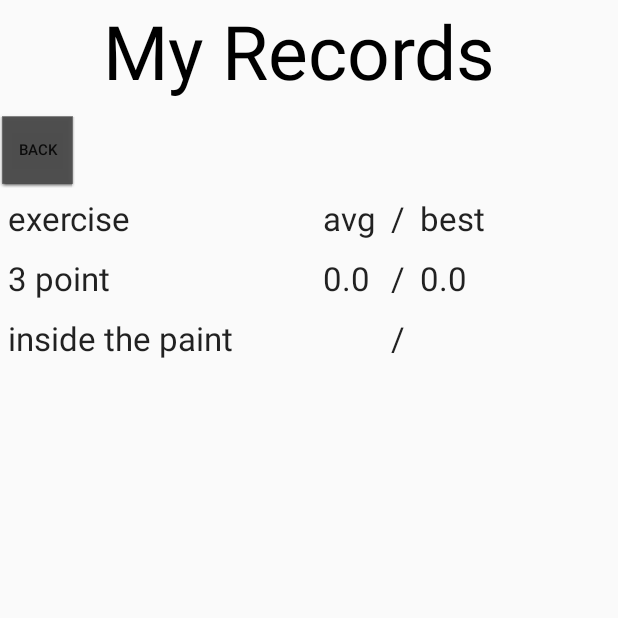
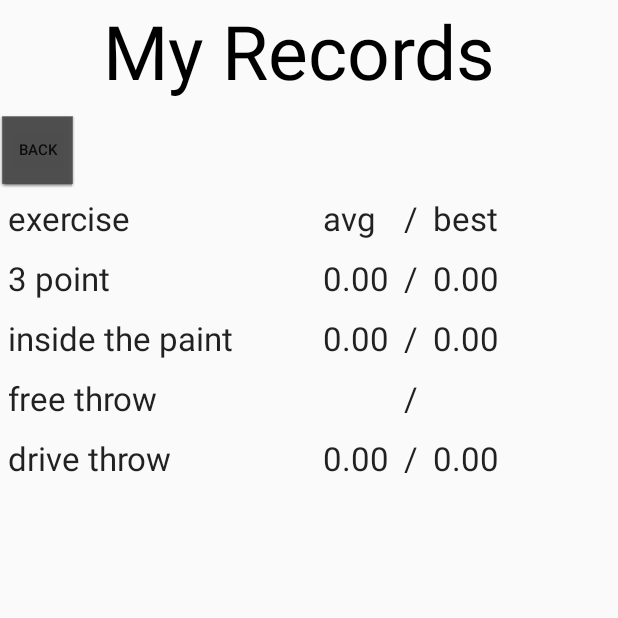
Before and after one commit to uri-karpenkop/basketball, an Android app: the HighestRecordsActivity screen opened directly, with no data from a screen before it, on a phone screen of 412 x 824 dp, the top half of it. Run offline under Robolectric (Android 15) with nearby library versions, the phone set to English and light mode, and no system bars.

Commit message:
git ignore 2

```diff
--- a/app/src/main/java/com/example/basketballtrain/HighestRecordsActivity.java
+++ b/app/src/main/java/com/example/basketballtrain/HighestRecordsActivity.java
@@ -7,12 +7,13 @@ import android.widget.TextView;
 import androidx.appcompat.app.AppCompatActivity;
 
 import com.example.basketballtrain.db.ShootingWorkoutHelper;
+import com.example.basketballtrain.db.WorkoutDBHelper;
 
 public class HighestRecordsActivity extends AppCompatActivity {
 
     Button btnBack;
-    TextView tv3PointAvg, tv3PointBest, tvPaintThrowAvg, tvPaintThrowBest;
-    ShootingWorkoutHelper dbHelper;
+    TextView tv3PointAvg, tv3PointBest, tvPaintThrowAvg, tvPaintThrowBest, tvFreeThrowAvg, tvFreeThrowBest, tvDriveThrowAvg, tvDriveThrowBest;
+    WorkoutDBHelper dbHelper;
 
     @Override
     protected void onCreate(Bundle savedInstanceState) {
@@ -28,26 +29,54 @@ public class HighestRecordsActivity extends AppCompatActivity {
                 }
             }
         });
-        dbHelper = new ShootingWorkoutHelper(this);
+        dbHelper = new WorkoutDBHelper(this);
 
         tv3PointAvg = (TextView)findViewById(R.id.tv3PointAvg);
-        tv3PointAvg.setText(get3PointAvg().toString());
+        Double threePointAvg = getAvg(ShootingWorkoutHelper.COLUMN_THREE_THROW, ShootingWorkoutHelper.TABLE_SHOOTING_WORKOUTS);
+        tv3PointAvg.setText(String.format("%.2f", threePointAvg));
 
         tv3PointBest = (TextView)findViewById(R.id.tv3PointBest);
-        tv3PointBest.setText(get3PointBest().toString());
+        Double threePointBest = getBest(ShootingWorkoutHelper.COLUMN_THREE_THROW, ShootingWorkoutHelper.TABLE_SHOOTING_WORKOUTS);
+        tv3PointBest.setText(String.format("%.2f", threePointBest));
+
+        tvPaintThrowAvg = (TextView)findViewById(R.id.tvInsideThePaintAvg);
+        Double paintThrowAvg = getAvg(ShootingWorkoutHelper.COLUMN_INSIDE_PAINT_THROW, ShootingWorkoutHelper.TABLE_SHOOTING_WORKOUTS);
+        tvPaintThrowAvg.setText(String.format("%.2f", paintThrowAvg));
+
+        tvPaintThrowBest = (TextView)findViewById(R.id.tvInsideThePaintBest);
+        Double paintThrowBest = getBest(ShootingWorkoutHelper.COLUMN_INSIDE_PAINT_THROW, ShootingWorkoutHelper.TABLE_SHOOTING_WORKOUTS);
+        tvPaintThrowBest.setText(String.format("%.2f", paintThrowBest));
+
+        tvFreeThrowAvg = (TextView)findViewById(R.id.tvFreeThrowAvg);
+        Double freeThrowAvg = getAvg(ShootingWorkoutHelper.COLUMN_INSIDE_PAINT_THROW, ShootingWorkoutHelper.TABLE_SHOOTING_WORKOUTS);
+        tvPaintThrowAvg.setText(String.format("%.2f", freeThrowAvg));
+
+        tvFreeThrowBest = (TextView)findViewById(R.id.tvFreeThrowBest);
+        Double freeThrowBest = getBest(ShootingWorkoutHelper.COLUMN_INSIDE_PAINT_THROW, ShootingWorkoutHelper.TABLE_SHOOTING_WORKOUTS);
+        tvPaintThrowBest.setText(String.format("%.2f", freeThrowBest));
+
+        tvDriveThrowAvg = (TextView)findViewById(R.id.tvDriveThrowAvg);
+        Double driveThrowAvg = getAvg(ShootingWorkoutHelper.COLUMN_INSIDE_PAINT_THROW, ShootingWorkoutHelper.TABLE_SHOOTING_WORKOUTS);
+        tvDriveThrowAvg.setText(String.format("%.2f", driveThrowAvg));
+
+        tvDriveThrowBest = (TextView)findViewById(R.id.tvDriveThrowBest);
+        Double driveThrowBest = getBest(ShootingWorkoutHelper.COLUMN_INSIDE_PAINT_THROW, ShootingWorkoutHelper.TABLE_SHOOTING_WORKOUTS);
+        tvDriveThrowBest.setText(String.format("%.2f", driveThrowBest));
+
+
 
     }
 
-    private Double get3PointAvg() {
+    private Double getAvg(String columnName, String tableName) {
         dbHelper.open();
-        Double avg = dbHelper.get3PointAvg();
+        Double avg = dbHelper.getAvg(columnName, tableName);
         dbHelper.close();
         return avg;
     }
 
-    private Double get3PointBest() {
+    private Double getBest(String columnName, String tableName) {
         dbHelper.open();
-        Double max = dbHelper.get3PointBest();
+        Double max = dbHelper.getBest(columnName, tableName);
         dbHelper.close();
         return max;
     }
--- a/app/src/main/java/com/example/basketballtrain/db/ShootingWorkoutHelper.java
+++ b/app/src/main/java/com/example/basketballtrain/db/ShootingWorkoutHelper.java
@@ -71,32 +71,4 @@ public class ShootingWorkoutHelper extends WorkoutDBHelper  {
         }
         return workouts;
     }
-
-    public Double get3PointAvg() {
-        String query = "select avg(" + COLUMN_THREE_THROW +  ") from " + TABLE_SHOOTING_WORKOUTS ;
-
-        Cursor cursor=database.rawQuery(query,null);
-
-        if(cursor.getCount()>0)
-        {
-            cursor.moveToNext();
-            return cursor.getDouble(0);
-        }
-
-        return 0.0;
-    }
-
-    public Double get3PointBest() {
-        String query = "select max(" + COLUMN_THREE_THROW +  ") from " + TABLE_SHOOTING_WORKOUTS ;
-
-        Cursor cursor=database.rawQuery(query,null);
-
-        if(cursor.getCount()>0)
-        {
-            cursor.moveToNext();
-            return cursor.getDouble(0);
-        }
-
-        return 0.0;
-    }
 }
--- a/app/src/main/java/com/example/basketballtrain/db/WorkoutDBHelper.java
+++ b/app/src/main/java/com/example/basketballtrain/db/WorkoutDBHelper.java
@@ -1,6 +1,7 @@
 package com.example.basketballtrain.db;
 
 import android.content.Context;
+import android.database.Cursor;
 import android.database.sqlite.SQLiteDatabase;
 import android.database.sqlite.SQLiteOpenHelper;
 import android.util.Log;
@@ -36,4 +37,32 @@ public class WorkoutDBHelper extends SQLiteOpenHelper {
         database=this.getWritableDatabase();
         Log.i(this.getClass().getName(), "Database connection open");
     }
+
+    public Double getAvg(String columnName, String tableName) {
+        String query = "select avg(" + columnName +  ") from " + tableName ;
+
+        Cursor cursor=database.rawQuery(query,null);
+
+        if(cursor.getCount()>0)
+        {
+            cursor.moveToNext();
+            return cursor.getDouble(0);
+        }
+
+        return 0.0;
+    }
+
+    public Double getBest(String columnName, String tableName) {
+        String query = "select max(" + columnName +  ") from " + tableName ;
+
+        Cursor cursor=database.rawQuery(query,null);
+
+        if(cursor.getCount()>0)
+        {
+            cursor.moveToNext();
+            return cursor.getDouble(0);
+        }
+
+        return 0.0;
+    }
 }
--- a/app/src/main/res/layout/my_records.xml
+++ b/app/src/main/res/layout/my_records.xml
@@ -119,5 +119,65 @@
             android:layout_marginEnd="10dp"
             />
     </TableRow>
-   </TableLayout>
+        <TableRow
+            android:id="@+id/tableRow4"
+            android:layout_width="wrap_content"
+            android:layout_height="wrap_content"
+            android:padding="5dip" >
+
+        <TextView
+            android:text="free throw"
+            android:textAppearance="?android:attr/textAppearanceLarge"
+            android:layout_marginEnd="60dp"
+            />
+        <TextView
+            android:id="@+id/tvFreeThrowAvg"
+            android:text=""
+            android:textAppearance="?android:attr/textAppearanceLarge"
+            android:layout_marginEnd="10dp"
+            />
+        <TextView
+            android:text="/"
+            android:textAppearance="?android:attr/textAppearanceLarge"
+            android:layout_marginEnd="10dp"
+            />
+
+        <TextView
+            android:id="@+id/tvFreeThrowBest"
+            android:text=""
+            android:textAppearance="?android:attr/textAppearanceLarge"
+            android:layout_marginEnd="10dp"
+            />
+        </TableRow>
+    <TableRow
+        android:id="@+id/tableRow5"
+        android:layout_width="wrap_content"
+        android:layout_height="wrap_content"
+        android:padding="5dip" >
+
+        <TextView
+            android:text="drive throw"
+            android:textAppearance="?android:attr/textAppearanceLarge"
+            android:layout_marginEnd="60dp"
+            />
+        <TextView
+            android:id="@+id/tvDriveThrowAvg"
+            android:text=""
+            android:textAppearance="?android:attr/textAppearanceLarge"
+            android:layout_marginEnd="10dp"
+            />
+        <TextView
+            android:text="/"
+            android:textAppearance="?android:attr/textAppearanceLarge"
+            android:layout_marginEnd="10dp"
+            />
+
+        <TextView
+            android:id="@+id/tvDriveThrowBest"
+            android:text=""
+            android:textAppearance="?android:attr/textAppearanceLarge"
+            android:layout_marginEnd="10dp"
+            />
+    </TableRow>
+    </TableLayout>
 </LinearLayout>
```
Also changed, not shown: app/src/main/java/com/example/basketballtrain/DefensingActivity.java (+6 -6 lines), app/src/main/java/com/example/basketballtrain/DribellingActivity.java (+6 -6 lines), app/src/main/res/layout/activity_defensing.xml (+15 -29 lines), app/src/main/res/layout/activity_dribeling.xml (+14 -29 lines).
